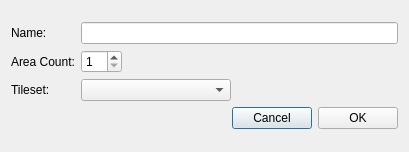
This is ui/space/editzonedialog.ui in hkeeble/ProcLevelDesigner as Qt 5 draws it before an edit. The edited form follows.
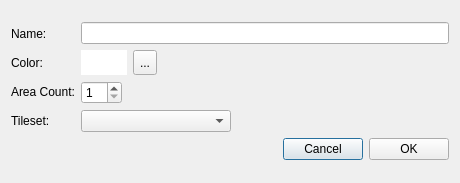
This is the edited form.

The edit to the form file:
```diff
--- a/ui/space/editzonedialog.ui
+++ b/ui/space/editzonedialog.ui
@@ -6,20 +6,20 @@
    <rect>
     <x>0</x>
     <y>0</y>
-    <width>409</width>
-    <height>152</height>
+    <width>460</width>
+    <height>183</height>
    </rect>
   </property>
   <property name="minimumSize">
    <size>
-    <width>409</width>
-    <height>152</height>
+    <width>460</width>
+    <height>183</height>
    </size>
   </property>
   <property name="maximumSize">
    <size>
-    <width>409</width>
-    <height>152</height>
+    <width>460</width>
+    <height>185</height>
    </size>
   </property>
   <property name="windowTitle">
@@ -39,6 +39,13 @@
            </property>
           </widget>
          </item>
+         <item>
+          <widget class="QLabel" name="label">
+           <property name="text">
+            <string>Color:</string>
+           </property>
+          </widget>
+         </item>
          <item>
           <widget class="QLabel" name="areaCountLabel">
            <property name="text">
@@ -60,6 +67,73 @@
          <item>
           <widget class="QLineEdit" name="nameEdit"/>
          </item>
+         <item>
+          <layout class="QHBoxLayout" name="horizontalLayout_3">
+           <item>
+            <widget class="QLabel" name="colorLabel">
+             <property name="sizePolicy">
+              <sizepolicy hsizetype="Fixed" vsizetype="Fixed">
+               <horstretch>0</horstretch>
+               <verstretch>0</verstretch>
+              </sizepolicy>
+             </property>
+             <property name="minimumSize">
+              <size>
+               <width>46</width>
+               <height>25</height>
+              </size>
+             </property>
+             <property name="maximumSize">
+              <size>
+               <width>46</width>
+               <height>25</height>
+              </size>
+             </property>
+             <property name="styleSheet">
+              <string notr="true">QLabel
+{
+	background-color : white;
+}</string>
+             </property>
+             <property name="text">
+              <string/>
+             </property>
+            </widget>
+           </item>
+           <item>
+            <widget class="QToolButton" name="pickColorButton">
+             <property name="minimumSize">
+              <size>
+               <width>24</width>
+               <height>25</height>
+              </size>
+             </property>
+             <property name="maximumSize">
+              <size>
+               <width>24</width>
+               <height>25</height>
+              </size>
+             </property>
+             <property name="text">
+              <string>...</string>
+             </property>
+            </widget>
+           </item>
+           <item>
+            <spacer name="horizontalSpacer_2">
+             <property name="orientation">
+              <enum>Qt::Horizontal</enum>
+             </property>
+             <property name="sizeHint" stdset="0">
+              <size>
+               <width>40</width>
+               <height>20</height>
+              </size>
+             </property>
+            </spacer>
+           </item>
+          </layout>
+         </item>
          <item>
           <widget class="QSpinBox" name="areaCountSpinBox">
            <property name="sizePolicy">
```
